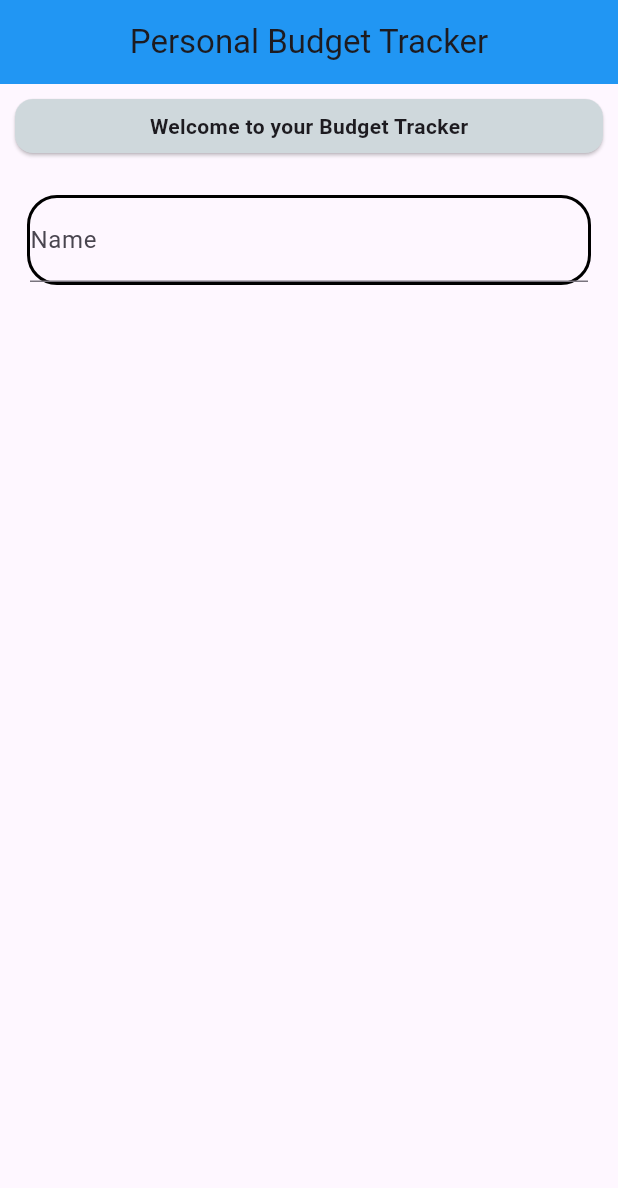
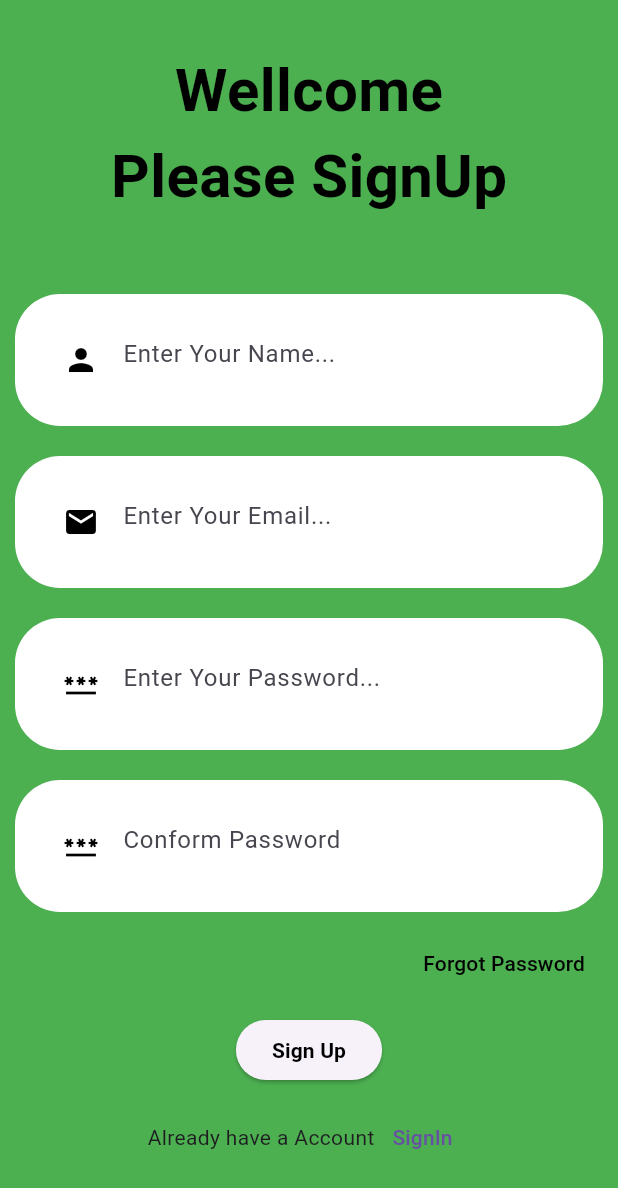
Before and after one commit to CodeWithMaissam/Quds_project, a Flutter app: the screen it shows after launch, on a phone screen of 412 x 824 dp. Shown: the top 1188 px of the screen. Run offline on Flutter 3.47's test engine with Material 3 defaults, Android fonts, the phone set to English and light mode, and no system bars; our stand-ins replace firebase_core; accounts and stored records are empty.

Commit message:
Add Login&SignPage, Firebase Setup

```diff
--- a/my_tm_123/lib/Screens/home_page.dart
+++ b/my_tm_123/lib/Screens/home_page.dart
@@ -1,5 +1,6 @@
 import 'package:flutter/material.dart';
-import 'package:my_tm_123/Widgets/Custom_card.dart';
+import 'package:my_tm_123/Screens/expenses.dart';
+// import 'package:my_tm_123/Widgets/Custom_card.dart';
 import 'package:my_tm_123/Widgets/Custom_container.dart';
 import 'package:my_tm_123/Widgets/welcome_message.dart';
 
@@ -28,7 +29,8 @@ class _HomePageState extends State<HomePage> {
             WelcomeMessage(),
             // Flexible(child: CustomCard()),
             // Flexible(child: CustomCard()),
-            CustomContainer(Amount: 5000, Name: 'Name')
+            CustomContainer(Amount: 5000, Name: 'Name'),
+            // Expenses(),
           ],
         ),
       ),
--- /dev/null
+++ b/my_tm_123/lib/Screens/login/signup.dart
@@ -0,0 +1,238 @@
+import 'package:flutter/material.dart';
+import 'package:my_tm_123/Screens/login/login.dart';
+
+class Signup extends StatefulWidget {
+  const Signup({super.key});
+
+  @override
+  State<Signup> createState() => _SignupState();
+}
+
+class _SignupState extends State<Signup> {
+  @override
+  Widget build(BuildContext context) {
+    return Scaffold(
+      backgroundColor: Colors.green,
+      body: Column(
+        mainAxisAlignment: .center,
+        children: [
+          Center(
+            child: Text(
+
+              "Wellcome",
+
+              style: TextStyle(
+                fontSize: 40,
+                fontWeight: .bold,
+                color: Colors.black,
+
+              ),
+
+            ),
+
+          ),
+          Center(
+            child: Text(
+
+              "Please SignUp",
+
+              style: TextStyle(
+                fontSize: 40,
+                fontWeight: .bold,
+                color: Colors.black,
+
+              ),
+
+            ),
+
+          ),
+
+          SizedBox(height: 50),
+
+          // Enter Your Name
+          Container(
+
+            margin: EdgeInsets.symmetric(horizontal: 10),
+            padding: EdgeInsets.all(20),
+            decoration: BoxDecoration(
+              color: Colors.white,
+              borderRadius: BorderRadius.circular(30)
+
+            ),
+            child: TextFormField(
+
+
+
+
+              decoration: InputDecoration(
+
+                prefixIcon: Icon(
+                  Icons.person,
+                  color: Colors.black,
+                ),
+
+                border: InputBorder.none,
+                hintText: "Enter Your Name..."
+              ),
+            ),
+          ),
+
+          SizedBox(height: 20),
+
+          // Enter your Email
+          Container(
+
+            margin: EdgeInsets.symmetric(horizontal: 10),
+            padding: EdgeInsets.all(20),
+            decoration: BoxDecoration(
+              color: Colors.white,
+              borderRadius: BorderRadius.circular(30)
+
+            ),
+            child: TextFormField(
+              decoration: InputDecoration(
+
+                prefixIcon: Icon(
+                  Icons.email,
+                  color: Colors.black,
+                ),
+
+                border: InputBorder.none,
+                hintText: "Enter Your Email..."
+              ),
+            ),
+          ),
+
+          SizedBox(height: 20),
+
+
+          // Enter your Password
+          Container(
+
+            margin: EdgeInsets.symmetric(horizontal: 10),
+            padding: EdgeInsets.all(20),
+            decoration: BoxDecoration(
+              color: Colors.white,
+              borderRadius: BorderRadius.circular(30)
+
+            ),
+            child: TextFormField(
+              decoration: InputDecoration(
+
+                prefixIcon: Icon(
+                  Icons.password,
+                  color: Colors.black,
+                ),
+
+                border: InputBorder.none,
+                hintText: "Enter Your Password..."
+              ),
+            ),
+          ),
+
+          SizedBox(height: 20),
+
+
+
+          // Enter Conform Password
+          Container(
+
+            margin: EdgeInsets.symmetric(horizontal: 10),
+            padding: EdgeInsets.all(20),
+            decoration: BoxDecoration(
+              color: Colors.white,
+              borderRadius: BorderRadius.circular(30)
+
+            ),
+            child: TextFormField(
+              decoration: InputDecoration(
+
+                prefixIcon: Icon(
+                  Icons.password,
+                  color: Colors.black,
+                ),
+
+                border: InputBorder.none,
+                hintText: "Conform Password"
+              ),
+            ),
+          ),
+          // SizedBox(height: 5),
+
+          Padding(
+            padding: const EdgeInsets.all(10),
+            child: Row(
+
+              mainAxisAlignment: .end,
+              children: [
+
+
+
+
+                TextButton(
+                  onPressed: () {
+                    Navigator.pop(context);
+                  },
+                  child: Text(
+                    "Forgot Password",
+                    style: TextStyle(
+                      color: Colors.black,
+                    ),
+                  ),
+                ),
+              ],
+            ),
+          ),
+
+
+
+
+          ElevatedButton(onPressed: () {
+
+          },
+          child:Text(
+              textAlign: .center,
+                    "Sign Up",
+                    style: TextStyle(
+                      color: Colors.black,
+                      // fontSize: 24,
+                      fontWeight: FontWeight.bold,
+                    ),
+                  ),
+          ),
+
+
+          Padding(
+            padding: const EdgeInsets.all(10.0),
+            child: Row(
+              // crossAxisAlignment: .end,
+              mainAxisAlignment: .center,
+              children: [
+
+                Text(
+                  "Already have a Account",
+                ),
+                TextButton(onPressed: () {
+                  Navigator.push(context, MaterialPageRoute(builder: (context) => LogIn()));
+
+                }, child: Text(
+                  "SignIn",
+                ),
+                ),
+              ],
+            ),
+          ),
+
+
+
+
+
+
+
+
+
+        ],
+      ),
+    );
+  }
+}
--- a/my_tm_123/lib/Widgets/Custom_container.dart
+++ b/my_tm_123/lib/Widgets/Custom_container.dart
@@ -1,4 +1,4 @@
-import 'dart:nativewrappers/_internal/vm/lib/ffi_native_type_patch.dart';
+// import 'dart:nativewrappers/_internal/vm/lib/ffi_native_type_patch.dart';
 
 import 'package:flutter/material.dart';
 class CustomContainer extends StatefulWidget {
--- a/my_tm_123/lib/main.dart
+++ b/my_tm_123/lib/main.dart
@@ -1,21 +1,25 @@
+import 'package:firebase_core/firebase_core.dart';
 import 'package:flutter/material.dart';
-import 'package:my_tm_123/Screens/home_page.dart';
+// import 'package:my_tm_123/Screens/home_page.dart';
+import 'package:my_tm_123/Screens/login/signup.dart';
+import 'package:my_tm_123/firebase_options.dart';
 
-void main() {
+void main() async{
   runApp(const MyApp());
+  await Firebase.initializeApp(
+    options: DefaultFirebaseOptions.currentPlatform,
+);
 }
 
 class MyApp extends StatelessWidget {
   const MyApp({super.key});
-
   // This widget is the root of your application.
   @override
   Widget build(BuildContext context) {
     return MaterialApp(
       debugShowCheckedModeBanner: false,
       title: 'Personal Budget Tracker',
-      home: HomePage(),
-
+      home: Signup(),
       );
 
 
```
Also changed, not shown: my_tm_123/lib/Screens/expenses.dart (added, +24 -0 lines), my_tm_123/lib/Screens/login/login.dart (added, +138 -0 lines), my_tm_123/lib/Widgets/Custom_card.dart (+6 -2 lines), my_tm_123/firebase.json (added), my_tm_123/lib/firebase_options.dart (added), my_tm_123/pubspec.lock, 6 other files.
